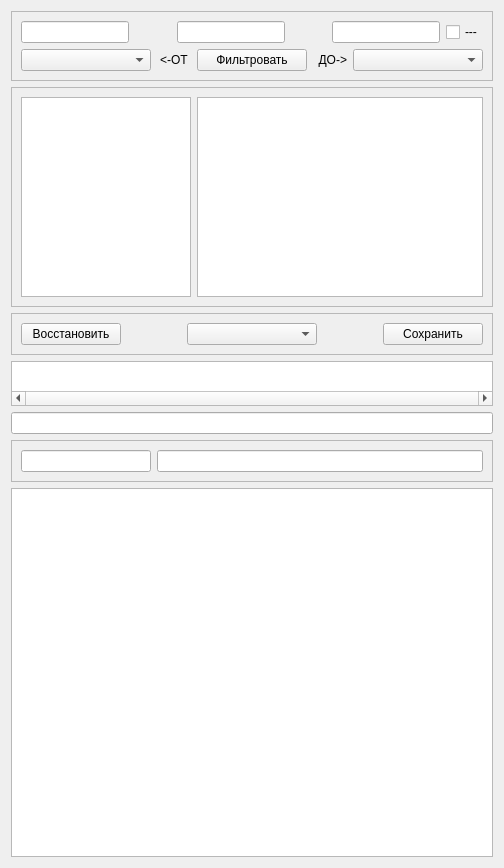
First picture: the form in crmand_win.ui, repository dekarh3/crmand, before the edit.
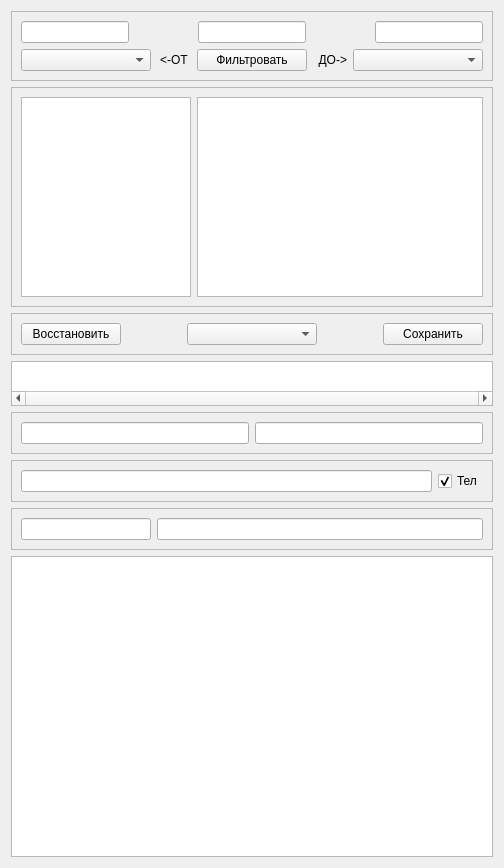
Second picture: the form after the edit.

Commit message: Добавил:   iof и url отображение   чекбокс показывало без телефона

What changed in the file:
```diff
--- a/crmand_win.ui
+++ b/crmand_win.ui
@@ -96,13 +96,6 @@
           </property>
          </widget>
         </item>
-        <item>
-         <widget class="QCheckBox" name="chbShowClear">
-          <property name="text">
-           <string>---</string>
-          </property>
-         </widget>
-        </item>
        </layout>
       </item>
       <item>
@@ -326,7 +319,50 @@
     </widget>
    </item>
    <item>
-    <widget class="QLineEdit" name="lePhones"/>
+    <widget class="QFrame" name="frame_5">
+     <property name="frameShape">
+      <enum>QFrame::StyledPanel</enum>
+     </property>
+     <property name="frameShadow">
+      <enum>QFrame::Raised</enum>
+     </property>
+     <layout class="QHBoxLayout" name="horizontalLayout_5">
+      <item>
+       <widget class="QLineEdit" name="leIOF"/>
+      </item>
+      <item>
+       <widget class="QLineEdit" name="leUrls"/>
+      </item>
+     </layout>
+    </widget>
+   </item>
+   <item>
+    <widget class="QFrame" name="frame_6">
+     <property name="frameShape">
+      <enum>QFrame::StyledPanel</enum>
+     </property>
+     <property name="frameShadow">
+      <enum>QFrame::Raised</enum>
+     </property>
+     <layout class="QHBoxLayout" name="horizontalLayout_7">
+      <item>
+       <widget class="QLineEdit" name="lePhones"/>
+      </item>
+      <item>
+       <widget class="QCheckBox" name="chbHasPhone">
+        <property name="text">
+         <string>Тел</string>
+        </property>
+        <property name="checked">
+         <bool>true</bool>
+        </property>
+        <property name="tristate">
+         <bool>false</bool>
+        </property>
+       </widget>
+      </item>
+     </layout>
+    </widget>
    </item>
    <item>
     <widget class="QFrame" name="frame_4">
```
The commit also changes 2 other files.
